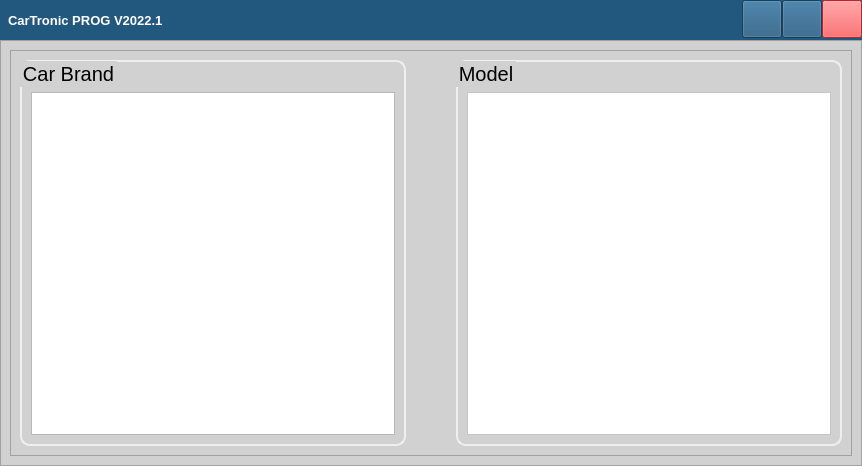
First picture: the form in qt_ui_files/tab_display.ui, repository HanslettTheDev/Book_Store_pyqt5, before the edit.
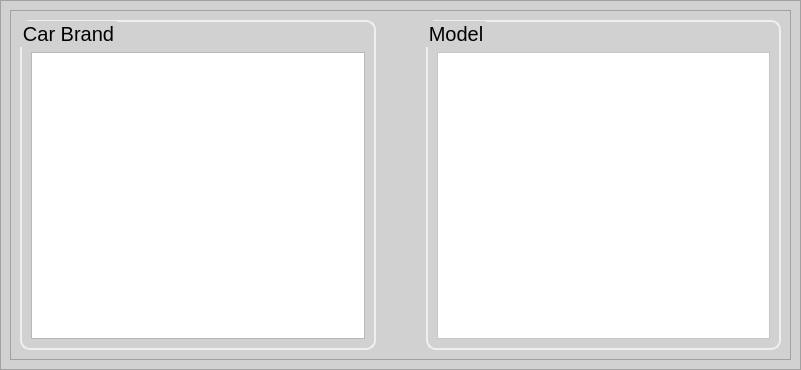
Second picture: the form after the edit.

Commit message: fix: fixed the issue where the tab_display widgets were not added; feat: added feature to click and append a new widget at position 2 in the index ;ayout

The edit to the form file:
```diff
--- a/qt_ui_files/tab_display.ui
+++ b/qt_ui_files/tab_display.ui
@@ -6,14 +6,14 @@
    <rect>
     <x>0</x>
     <y>0</y>
-    <width>862</width>
-    <height>466</height>
+    <width>801</width>
+    <height>370</height>
    </rect>
   </property>
   <property name="minimumSize">
    <size>
-    <width>862</width>
-    <height>466</height>
+    <width>0</width>
+    <height>0</height>
    </size>
   </property>
   <property name="windowTitle">
@@ -35,232 +35,6 @@
    <property name="bottomMargin">
     <number>0</number>
    </property>
-   <item>
-    <widget class="QFrame" name="window_bar">
-     <property name="maximumSize">
-      <size>
-       <width>16777215</width>
-       <height>40</height>
-      </size>
-     </property>
-     <property name="styleSheet">
-      <string notr="true">background-color: #4D77FF;
-color: white;</string>
-     </property>
-     <property name="frameShape">
-      <enum>QFrame::NoFrame</enum>
-     </property>
-     <property name="frameShadow">
-      <enum>QFrame::Raised</enum>
-     </property>
-     <layout class="QHBoxLayout" name="horizontalLayout_2">
-      <property name="spacing">
-       <number>0</number>
-      </property>
-      <property name="leftMargin">
-       <number>0</number>
-      </property>
-      <property name="topMargin">
-       <number>0</number>
-      </property>
-      <property name="rightMargin">
-       <number>0</number>
-      </property>
-      <property name="bottomMargin">
-       <number>0</number>
-      </property>
-      <item>
-       <widget class="QFrame" name="navbar">
-        <property name="minimumSize">
-         <size>
-          <width>0</width>
-          <height>40</height>
-         </size>
-        </property>
-        <property name="maximumSize">
-         <size>
-          <width>16777215</width>
-          <height>40</height>
-         </size>
-        </property>
-        <property name="styleSheet">
-         <string notr="true">background-color: #22577E;</string>
-        </property>
-        <property name="frameShape">
-         <enum>QFrame::NoFrame</enum>
-        </property>
-        <property name="frameShadow">
-         <enum>QFrame::Raised</enum>
-        </property>
-        <layout class="QHBoxLayout" name="horizontalLayout_3">
-         <property name="spacing">
-          <number>0</number>
-         </property>
-         <property name="leftMargin">
-          <number>0</number>
-         </property>
-         <property name="topMargin">
-          <number>0</number>
-         </property>
-         <property name="rightMargin">
-          <number>0</number>
-         </property>
-         <property name="bottomMargin">
-          <number>0</number>
-         </property>
-         <item>
-          <widget class="QLabel" name="label_title_bar_top">
-           <property name="font">
-            <font>
-             <family>Segoe UI</family>
-             <pointsize>10</pointsize>
-             <weight>75</weight>
-             <bold>true</bold>
-            </font>
-           </property>
-           <property name="layoutDirection">
-            <enum>Qt::LeftToRight</enum>
-           </property>
-           <property name="styleSheet">
-            <string notr="true">background: none;
-margin-left: 5px;</string>
-           </property>
-           <property name="text">
-            <string>CarTronic PROG V2022.1</string>
-           </property>
-           <property name="alignment">
-            <set>Qt::AlignLeading|Qt::AlignLeft|Qt::AlignVCenter</set>
-           </property>
-          </widget>
-         </item>
-         <item>
-          <widget class="QFrame" name="nav_buttons">
-           <property name="maximumSize">
-            <size>
-             <width>120</width>
-             <height>16777215</height>
-            </size>
-           </property>
-           <property name="styleSheet">
-            <string notr="true">QPushButton {
-background-position: left center;
-}
-
-#minimize_button:hover, #maximize_button:hover {
-background-color: rgb(44, 49, 60);
-}
-
-#close_button:hover {
-color: #F7E2E2;
-}</string>
-           </property>
-           <property name="frameShape">
-            <enum>QFrame::NoFrame</enum>
-           </property>
-           <property name="frameShadow">
-            <enum>QFrame::Raised</enum>
-           </property>
-           <layout class="QHBoxLayout" name="horizontalLayout_9">
-            <property name="spacing">
-             <number>0</number>
-            </property>
-            <property name="leftMargin">
-             <number>0</number>
-            </property>
-            <property name="topMargin">
-             <number>0</number>
-            </property>
-            <property name="rightMargin">
-             <number>0</number>
-            </property>
-            <property name="bottomMargin">
-             <number>0</number>
-            </property>
-            <item>
-             <widget class="QPushButton" name="minimize_button">
-              <property name="sizePolicy">
-               <sizepolicy hsizetype="Minimum" vsizetype="Expanding">
-                <horstretch>0</horstretch>
-                <verstretch>0</verstretch>
-               </sizepolicy>
-              </property>
-              <property name="toolTip">
-               <string>Minimize</string>
-              </property>
-              <property name="toolTipDuration">
-               <number>2000</number>
-              </property>
-              <property name="styleSheet">
-               <string notr="true">text-align: center;
-margin-bottom: 2px;</string>
-              </property>
-              <property name="text">
-               <string/>
-              </property>
-             </widget>
-            </item>
-            <item>
-             <widget class="QPushButton" name="maximize_button">
-              <property name="sizePolicy">
-               <sizepolicy hsizetype="Minimum" vsizetype="Expanding">
-                <horstretch>0</horstretch>
-                <verstretch>0</verstretch>
-               </sizepolicy>
-              </property>
-              <property name="toolTip">
-               <string>Maximize</string>
-              </property>
-              <property name="toolTipDuration">
-               <number>2000</number>
-              </property>
-              <property name="styleSheet">
-               <string notr="true">text-align: center;
-margin-bottom: 2px;</string>
-              </property>
-              <property name="text">
-               <string/>
-              </property>
-             </widget>
-            </item>
-            <item>
-             <widget class="QPushButton" name="close_button">
-              <property name="sizePolicy">
-               <sizepolicy hsizetype="Minimum" vsizetype="Expanding">
-                <horstretch>0</horstretch>
-                <verstretch>0</verstretch>
-               </sizepolicy>
-              </property>
-              <property name="toolTip">
-               <string>Close</string>
-              </property>
-              <property name="toolTipDuration">
-               <number>2000</number>
-              </property>
-              <property name="styleSheet">
-               <string notr="true">#close_button {
-text-align: center;
-margin-bottom: 2px;
-background-color: rgb(255, 52, 55);
-}
-
-#close_button:hover {
-background-color: #F7E2E2;
-}</string>
-              </property>
-              <property name="text">
-               <string/>
-              </property>
-             </widget>
-            </item>
-           </layout>
-          </widget>
-         </item>
-        </layout>
-       </widget>
-      </item>
-     </layout>
-    </widget>
-   </item>
    <item>
     <widget class="QFrame" name="frame_center">
      <property name="styleSheet">
@@ -355,6 +129,12 @@
          </item>
          <item>
           <widget class="QGroupBox" name="groupBox_2">
+           <property name="minimumSize">
+            <size>
+             <width>333</width>
+             <height>287</height>
+            </size>
+           </property>
            <property name="maximumSize">
             <size>
              <width>16777215</width>
@@ -388,7 +168,14 @@
              <number>9</number>
             </property>
             <item>
-             <widget class="QListView" name="dropdown_menu"/>
+             <widget class="QListView" name="dropdown_menu">
+              <property name="minimumSize">
+               <size>
+                <width>333</width>
+                <height>287</height>
+               </size>
+              </property>
+             </widget>
             </item>
            </layout>
           </widget>
```
The commit also changes 11 other files.
